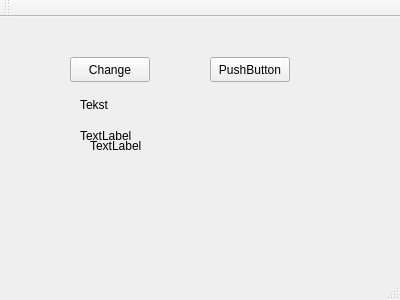
The window that GIT_TEST/mainwindow.ui (Minchoi21/MyTest) describes before a commit, drawn with Qt 5.
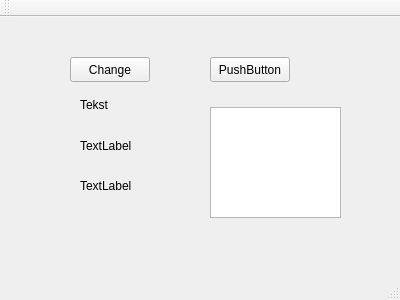
The same window after the commit.

Commit message:
Dodany Text edit
Test branch changing

Patch:
```diff
--- a/GIT_TEST/mainwindow.ui
+++ b/GIT_TEST/mainwindow.ui
@@ -57,20 +57,20 @@
     <property name="geometry">
      <rect>
       <x>80</x>
-      <y>110</y>
-      <width>131</width>
-      <height>17</height>
-     </rect>
-    </property>
-    <property name="text">
-     <string>TextLabel</string>
-    </property>
-   </widget>
-   <widget class="QLabel" name="lblSecond">
-    <property name="geometry">
-     <rect>
-      <x>90</x>
       <y>120</y>
+      <width>131</width>
+      <height>17</height>
+     </rect>
+    </property>
+    <property name="text">
+     <string>TextLabel</string>
+    </property>
+   </widget>
+   <widget class="QLabel" name="lblSecond">
+    <property name="geometry">
+     <rect>
+      <x>80</x>
+      <y>160</y>
       <width>191</width>
       <height>17</height>
      </rect>
@@ -79,6 +79,16 @@
      <string>TextLabel</string>
     </property>
    </widget>
+   <widget class="QTextEdit" name="textEdit">
+    <property name="geometry">
+     <rect>
+      <x>210</x>
+      <y>90</y>
+      <width>131</width>
+      <height>111</height>
+     </rect>
+    </property>
+   </widget>
   </widget>
   <widget class="QMenuBar" name="menuBar">
    <property name="geometry">
```
Left out of the diff: 2 changed lines with no effect on the pictures.
